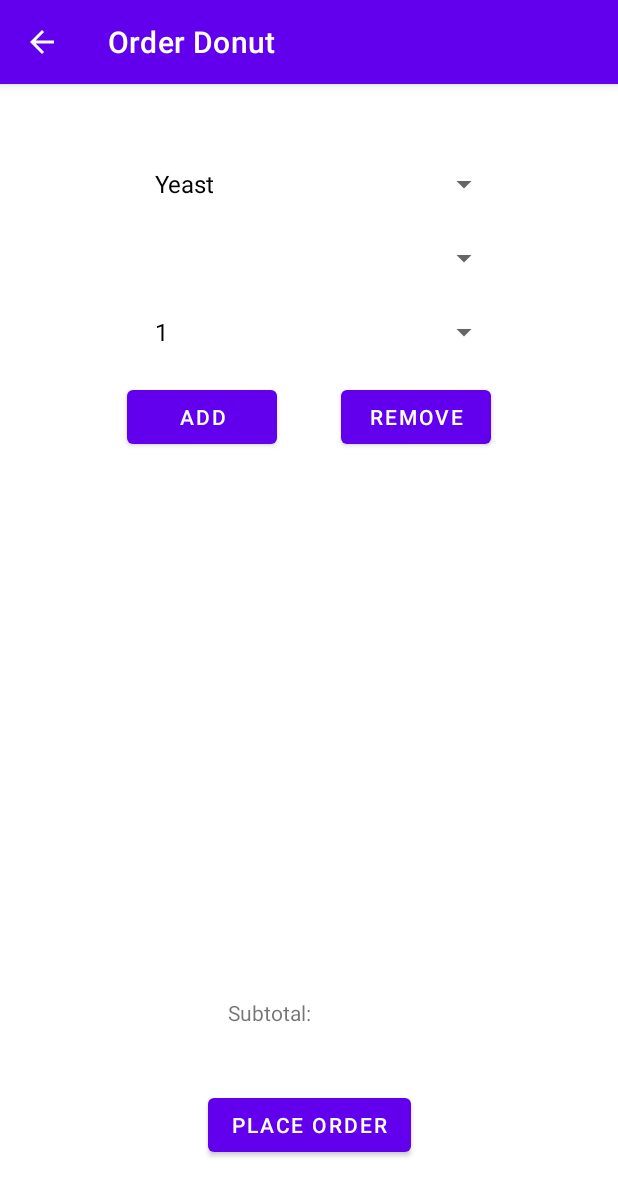
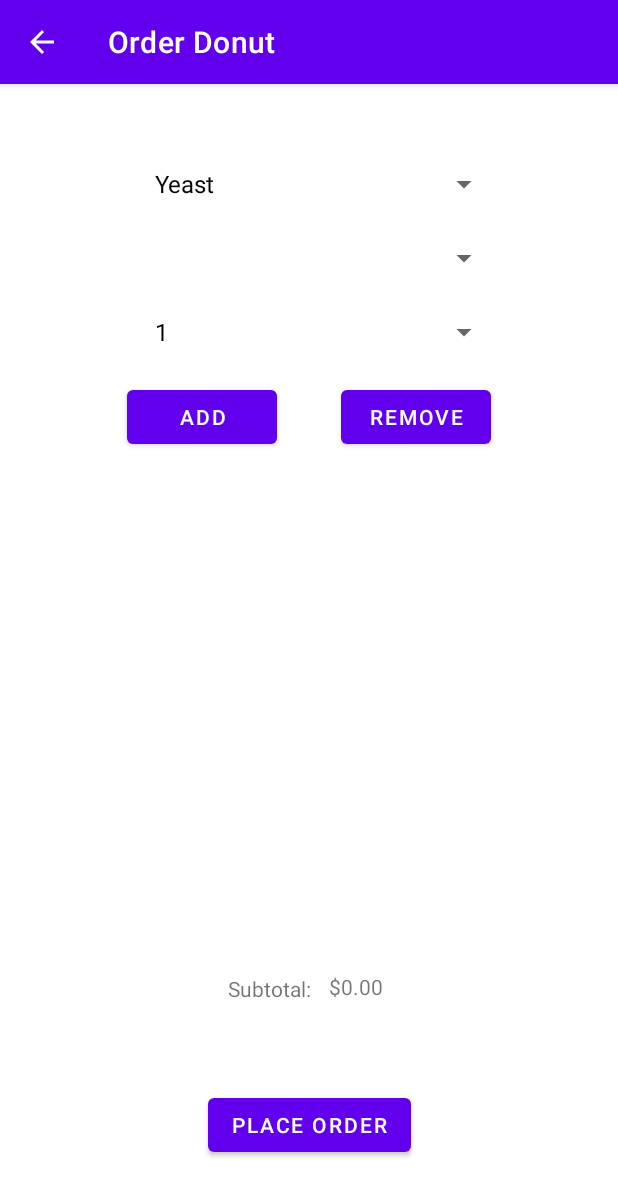
Before and after one commit to misalikesducks/RU_Cafe_Android, an Android app: the DonutOrderingActivity screen opened directly, with no data from a screen before it, on a phone screen of 412 x 824 dp. Shown: the top 1196 px of the screen. Run offline under Robolectric (Android 15) with nearby library versions, the phone set to English and light mode, and no system bars.

Commit message:
donut wow - tiffany

```diff
--- a/app/src/main/java/com/example/rucafe/DonutOrderingActivity.java
+++ b/app/src/main/java/com/example/rucafe/DonutOrderingActivity.java
@@ -9,6 +9,9 @@ public class DonutOrderingActivity extends AppCompatActivity implements AdapterV
     Spinner typeSpinner, flavourSpinner, quantitySpinner;
     Button addToOrderButton, addButton, removeButton;
     ListView donutOrderListView;
+    TextView subtotalNumTextView;
+
+    protected Order currDonutOrder = new Order();
 
     @Override
     protected void onCreate(Bundle savedInstanceState) {
@@ -29,25 +32,69 @@ public class DonutOrderingActivity extends AppCompatActivity implements AdapterV
 
         donutOrderListView = findViewById(R.id.donutOrderListView);
 
+        subtotalNumTextView = findViewById(R.id.subtotalNumTextView);
+
         // set up spinners
         ArrayAdapter<CharSequence> adapter =
                 ArrayAdapter.createFromResource(this, R.array.donut_types_array,
                         android.R.layout.simple_spinner_dropdown_item);
         typeSpinner.setAdapter(adapter);
 
+        setUpTypeSpinner(typeSpinner);
+
         adapter = ArrayAdapter.createFromResource(this, R.array.quantity_array,
                 android.R.layout.simple_spinner_dropdown_item);
         quantitySpinner.setAdapter(adapter);
     }
 
+
     //interface overrides
     @Override
     public void onItemSelected(AdapterView<?> parent, View view, int position, long id) {
 
+        displaySubtotal();
     }
 
     @Override
     public void onNothingSelected(AdapterView<?> parent) { } // can leave it empty
+
+
+    public void setUpTypeSpinner(Spinner s){
+        s.setOnItemSelectedListener(new AdapterView.OnItemSelectedListener() {
+            @Override
+            public void onItemSelected(AdapterView<?> parent, View view, int position, long id) {
+                String type = parent.getItemAtPosition(position).toString();
+
+                if(type.equals("Yeast")){
+                    ArrayAdapter<CharSequence> adapter =
+                            ArrayAdapter.createFromResource(getApplicationContext(), R.array.yeast_flavours_array,
+                                    android.R.layout.simple_spinner_dropdown_item);
+                    flavourSpinner.setAdapter(adapter);
+                } else if(type.equals("Cake")){
+                    ArrayAdapter<CharSequence> adapter =
+                            ArrayAdapter.createFromResource(getApplicationContext(), R.array.cake_flavours_array,
+                                    android.R.layout.simple_spinner_dropdown_item);
+                    flavourSpinner.setAdapter(adapter);
+                } else if(type.equals("Donut Hole")){
+                    ArrayAdapter<CharSequence> adapter =
+                            ArrayAdapter.createFromResource(getApplicationContext(), R.array.donut_hole_flavours_array,
+                                    android.R.layout.simple_spinner_dropdown_item);
+                    flavourSpinner.setAdapter(adapter);
+                }
+
+            }
+
+            @Override
+            public void onNothingSelected(AdapterView<?> parent) {
+
+            }
+        });
+
+    }
+
+    public void displaySubtotal(){
+        subtotalNumTextView.setText("" + StoreOrders.convertToMoney(currDonutOrder.getSubTotal()));
+    }
 
    /*
        Donut
--- a/app/src/main/res/layout/activity_donut_ordering.xml
+++ b/app/src/main/res/layout/activity_donut_ordering.xml
@@ -112,7 +112,7 @@
         android:layout_height="wrap_content"
         android:layout_marginStart="152dp"
         android:layout_marginLeft="152dp"
-        android:layout_marginTop="44dp"
+        android:layout_marginTop="28dp"
         android:text="@string/subtotal"
         app:layout_constraintStart_toStartOf="parent"
         app:layout_constraintTop_toBottomOf="@+id/donutOrderListView" />
@@ -121,9 +121,9 @@
         android:id="@+id/subtotalNumTextView"
         android:layout_width="wrap_content"
         android:layout_height="wrap_content"
-        android:layout_marginStart="19dp"
-        android:layout_marginLeft="19dp"
-        android:layout_marginTop="615dp"
+        android:layout_marginStart="12dp"
+        android:layout_marginLeft="12dp"
+        android:layout_marginTop="592dp"
         app:layout_constraintStart_toEndOf="@+id/subtotalTextView"
         app:layout_constraintTop_toTopOf="parent" />
 
```
